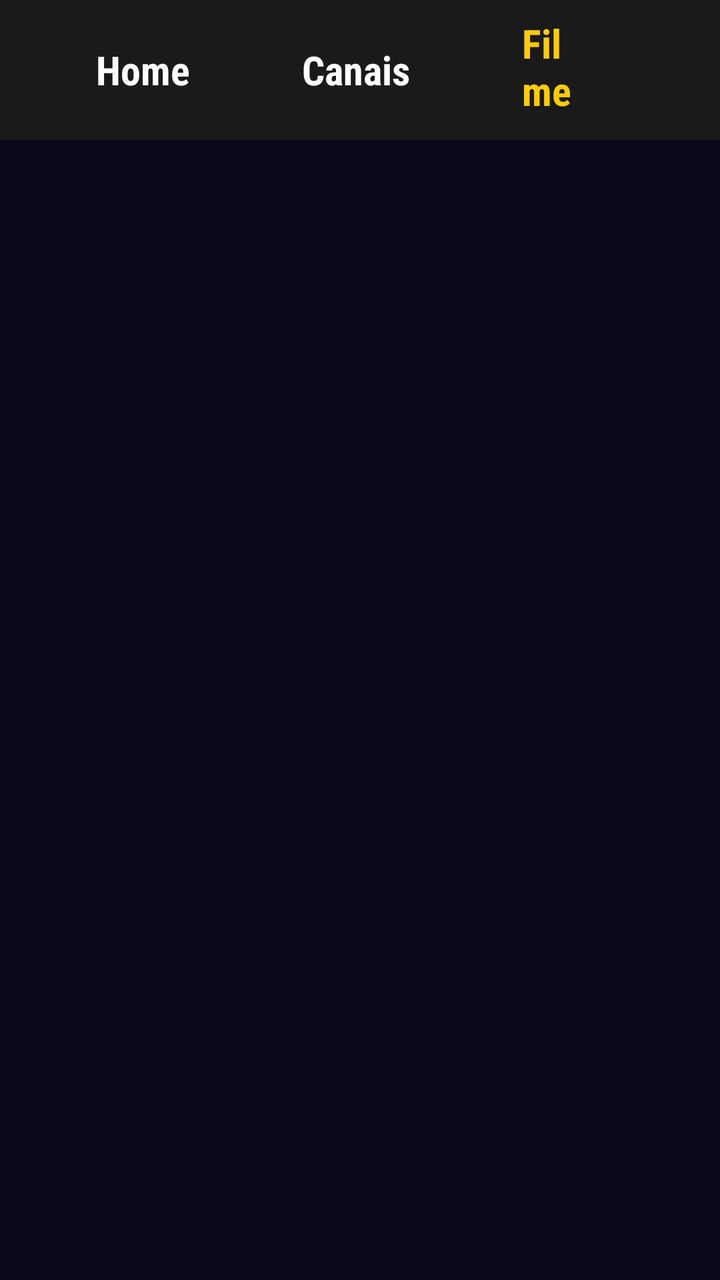
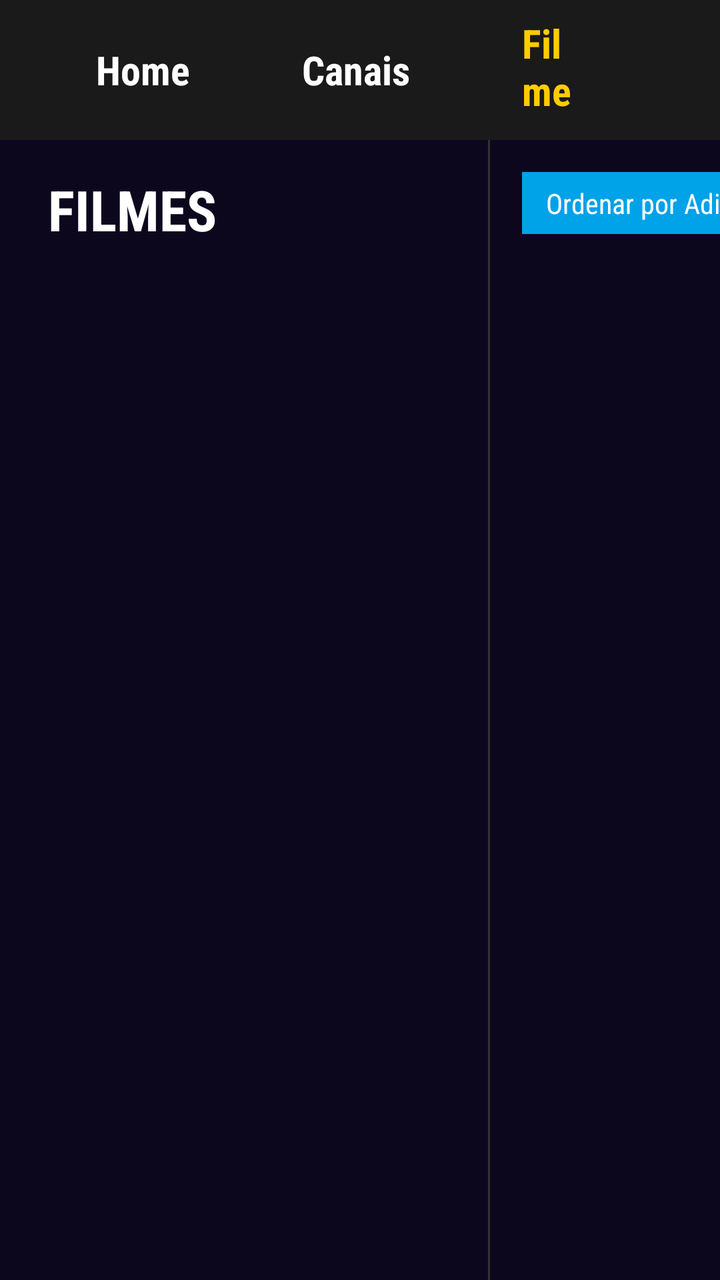

Screens rendered from an Android XML layout before and after an edit, with the pre-edit source and the edit as a unified diff.
<!-- AndroidManifest.xml: activity theme AppTheme -->
<!-- res/layout/activity_vod_netflix.xml -->
<?xml version="1.0" encoding="utf-8"?>
<androidx.constraintlayout.widget.ConstraintLayout xmlns:android="http://schemas.android.com/apk/res/android"
    xmlns:app="http://schemas.android.com/apk/res-auto"
    android:layout_width="match_parent"
    android:layout_height="match_parent"
    android:background="#0D071E">

    
    <LinearLayout
        android:id="@+id/topNav"
        android:layout_width="match_parent"
        android:layout_height="70dp"
        android:background="#1A1A1A"
        android:gravity="center_vertical"
        android:orientation="horizontal"
        android:paddingHorizontal="32dp"
        app:layout_constraintTop_toTopOf="parent">

        <TextView
            android:id="@+id/nav_home"
            android:layout_width="wrap_content"
            android:layout_height="wrap_content"
            android:text="Home"
            android:textColor="#FFFFFF"
            android:textStyle="bold"
            android:textSize="20sp"
            android:paddingHorizontal="16dp"
            android:paddingVertical="8dp"
            android:background="@drawable/selector_nav_item"
            android:focusable="true"
            android:clickable="true"
            android:layout_marginEnd="24dp"/>

        <TextView
            android:id="@+id/nav_canais"
            android:layout_width="wrap_content"
            android:layout_height="wrap_content"
            android:text="Canais"
            android:textColor="#FFFFFF"
            android:textStyle="bold"
            android:textSize="20sp"
            android:paddingHorizontal="16dp"
            android:paddingVertical="8dp"
            android:background="@drawable/selector_nav_item"
            android:focusable="true"
            android:clickable="true"
            android:layout_marginEnd="24dp"/>

        <TextView
            android:id="@+id/nav_filmes"
            android:layout_width="wrap_content"
            android:layout_height="wrap_content"
            android:text="Filmes"
            android:textColor="#FFCC00"
            android:textStyle="bold"
            android:textSize="20sp"
            android:paddingHorizontal="16dp"
            android:paddingVertical="8dp"
            android:background="@drawable/selector_nav_item"
            android:focusable="true"
            android:clickable="true"
            android:layout_marginEnd="24dp"/>

        <TextView
            android:id="@+id/nav_series"
            android:layout_width="wrap_content"
            android:layout_height="wrap_content"
            android:text="Séries"
            android:textColor="#FFFFFF"
            android:textStyle="bold"
            android:textSize="20sp"
            android:paddingHorizontal="16dp"
            android:paddingVertical="8dp"
            android:background="@drawable/selector_nav_item"
            android:focusable="true"
            android:clickable="true"
            android:layout_marginEnd="24dp"/>

        <Space
            android:layout_width="0dp"
            android:layout_height="wrap_content"
            android:layout_weight="1"/>

        <ImageButton
            android:id="@+id/btnSearch"
            android:layout_width="48dp"
            android:layout_height="48dp"
            android:background="@drawable/selector_nav_item"
            android:src="@android:drawable/ic_menu_search"
            app:tint="#FFFFFF"
            android:focusable="true"
            android:clickable="true"/>
    </LinearLayout>

    <ProgressBar
        android:id="@+id/progressBar"
        android:layout_width="64dp"
        android:layout_height="64dp"
        android:layout_marginTop="32dp"
        android:indeterminateTint="#00FFFF"
        app:layout_constraintTop_toBottomOf="@id/topNav"
        app:layout_constraintStart_toStartOf="parent"
        app:layout_constraintEnd_toEndOf="parent"
        android:visibility="gone"/>

    <androidx.recyclerview.widget.RecyclerView
        android:id="@+id/rvMainNetflix"
        android:layout_width="match_parent"
        android:layout_height="0dp"
        android:clipToPadding="false"
        android:paddingBottom="50dp"
        app:layout_constraintTop_toBottomOf="@id/topNav"
        app:layout_constraintBottom_toBottomOf="parent"/>

</androidx.constraintlayout.widget.ConstraintLayout>
<!-- resources referenced by this layout -->
<resources>
  <!-- drawable selector_nav_item (drawable) -->
  <?xml version="1.0" encoding="utf-8"?>
  <selector xmlns:android="http://schemas.android.com/apk/res/android">
      <item android:state_focused="true">
          <shape>
              <solid android:color="#3300FFFF"/>
              <corners android:radius="8dp"/>
          </shape>
      </item>
      <item android:state_pressed="true">
          <shape>
              <solid android:color="#5500FFFF"/>
              <corners android:radius="8dp"/>
          </shape>
      </item>
      <item>
          <shape>
              <solid android:color="@android:color/transparent"/>
              <corners android:radius="8dp"/>
          </shape>
      </item>
  </selector>
  <style name="AppTheme" parent="Theme.AppCompat.NoActionBar">
          <item name="android:fontFamily">sans-serif-condensed</item>
      </style>
</resources>

<!-- the commit's change to res/layout/activity_vod_netflix.xml (unified diff, before → after) -->
@@ -92,6 +92,72 @@
             android:clickable="true"/>
     </LinearLayout>
 
+    
+    <TextView
+        android:id="@+id/tvMainTitle"
+        android:layout_width="0dp"
+        android:layout_height="wrap_content"
+        android:text="FILMES"
+        android:textColor="#FFFFFF"
+        android:textSize="28sp"
+        android:textStyle="bold"
+        android:layout_marginTop="16dp"
+        android:layout_marginStart="24dp"
+        app:layout_constraintTop_toBottomOf="@id/topNav"
+        app:layout_constraintStart_toStartOf="parent"
+        app:layout_constraintEnd_toStartOf="@id/divider" />
+
+    
+    <androidx.recyclerview.widget.RecyclerView
+        android:id="@+id/rvSidebar"
+        android:layout_width="220dp"
+        android:layout_height="0dp"
+        android:layout_marginTop="24dp"
+        android:layout_marginStart="16dp"
+        app:layout_constraintTop_toBottomOf="@id/tvMainTitle"
+        app:layout_constraintBottom_toBottomOf="parent"
+        app:layout_constraintStart_toStartOf="parent" />
+
+    
+    <View
+        android:id="@+id/divider"
+        android:layout_width="1dp"
+        android:layout_height="0dp"
+        android:background="#333333"
+        android:layout_marginStart="8dp"
+        app:layout_constraintTop_toBottomOf="@id/topNav"
+        app:layout_constraintBottom_toBottomOf="parent"
+        app:layout_constraintStart_toEndOf="@id/rvSidebar" />
+
+    
+    <TextView
+        android:id="@+id/tvSortBtn"
+        android:layout_width="wrap_content"
+        android:layout_height="wrap_content"
+        android:text="Ordenar por Adicionad. ˅"
+        android:textColor="#FFFFFF"
+        android:background="#00A2E8"
+        android:paddingHorizontal="12dp"
+        android:paddingVertical="6dp"
+        android:layout_marginTop="16dp"
+        android:layout_marginStart="16dp"
+        app:layout_constraintTop_toBottomOf="@id/topNav"
+        app:layout_constraintStart_toEndOf="@id/divider" />
+
+    
+    <androidx.recyclerview.widget.RecyclerView
+        android:id="@+id/rvMovieGrid"
+        android:layout_width="0dp"
+        android:layout_height="0dp"
+        android:clipToPadding="false"
+        android:paddingBottom="50dp"
+        android:layout_marginTop="16dp"
+        android:layout_marginStart="16dp"
+        app:layout_constraintTop_toBottomOf="@id/tvSortBtn"
+        app:layout_constraintBottom_toBottomOf="parent"
+        app:layout_constraintStart_toEndOf="@id/divider"
+        app:layout_constraintEnd_toEndOf="parent"/>
+
     <ProgressBar
         android:id="@+id/progressBar"
         android:layout_width="64dp"
@@ -99,17 +165,9 @@
         android:layout_marginTop="32dp"
         android:indeterminateTint="#00FFFF"
         app:layout_constraintTop_toBottomOf="@id/topNav"
-        app:layout_constraintStart_toStartOf="parent"
-        app:layout_constraintEnd_toEndOf="parent"
+        app:layout_constraintStart_toStartOf="@id/rvMovieGrid"
+        app:layout_constraintEnd_toEndOf="@id/rvMovieGrid"
+        app:layout_constraintBottom_toBottomOf="parent"
         android:visibility="gone"/>
 
-    <androidx.recyclerview.widget.RecyclerView
-        android:id="@+id/rvMainNetflix"
-        android:layout_width="match_parent"
-        android:layout_height="0dp"
-        android:clipToPadding="false"
-        android:paddingBottom="50dp"
-        app:layout_constraintTop_toBottomOf="@id/topNav"
-        app:layout_constraintBottom_toBottomOf="parent"/>
-
 </androidx.constraintlayout.widget.ConstraintLayout>
